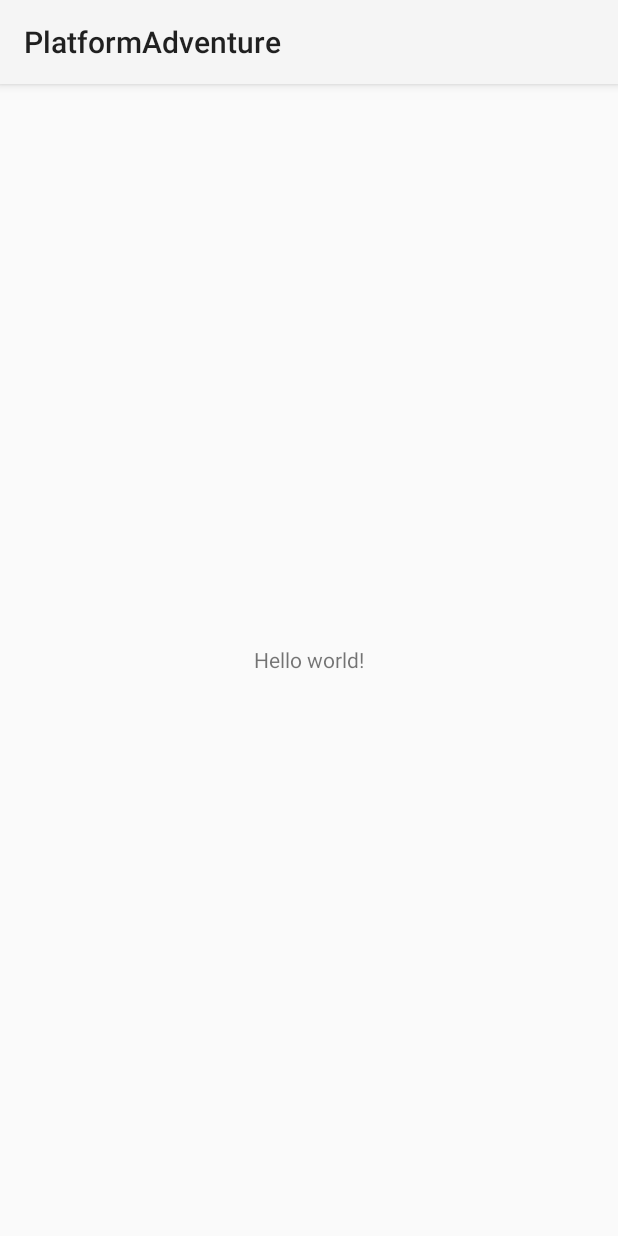
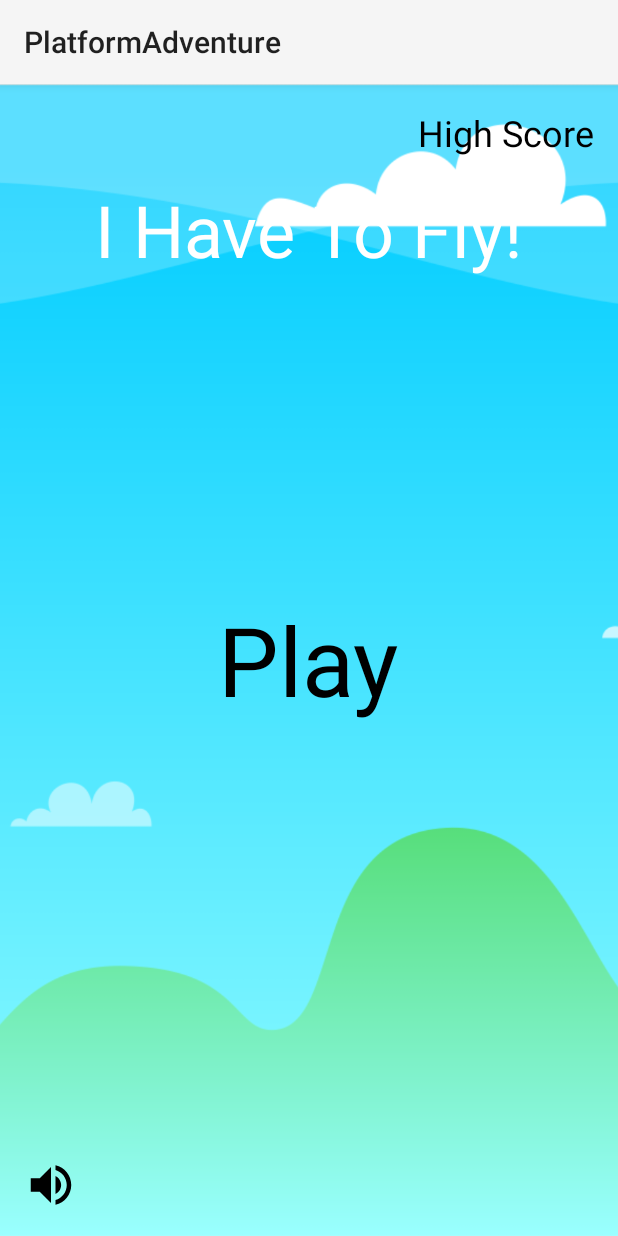
Before and after one commit to SMN947/PlatformAdventure, an Android app: the screen it shows after launch (MainActivity), on a phone screen of 412 x 824 dp. Run offline under Robolectric (Android 15) with nearby library versions, the phone set to English and light mode, and no system bars.

Commit message:
Added layout

```diff
--- a/app/src/main/res/layout/main.xml
+++ b/app/src/main/res/layout/main.xml
@@ -1,11 +1,51 @@
-<LinearLayout xmlns:android="http://schemas.android.com/apk/res/android"
-    android:layout_width="match_parent"
-    android:layout_height="match_parent"
-    android:gravity="center">
+<?xml version="1.0" encoding="utf-8"?>
+<RelativeLayout
+	xmlns:android="http://schemas.android.com/apk/res/android"
+	android:layout_width="match_parent"
+	android:layout_height="match_parent"
+	android:gravity="center">
 
-    <TextView
-        android:text="@string/hello_world"
-        android:layout_width="wrap_content"
-        android:layout_height="wrap_content" />
+	<ImageView
+		android:layout_width="match_parent"
+		android:layout_height="match_parent"
+		android:src="@drawable/background"
+		android:scaleType="centerCrop"
+		android:id="@+id/mainImageView1"/>
 
-</LinearLayout>
+	<TextView
+		android:layout_width="wrap_content"
+		android:layout_height="wrap_content"
+		android:textSize="24sp"
+		android:textColor="#000000"
+		android:text="High Score"
+		android:id="@+id/highScoreTxt"
+		android:layout_margin="16dp"
+		android:layout_alignParentRight="true"/>
+
+
+	<TextView
+		android:layout_width="wrap_content"
+		android:layout_height="wrap_content"
+		android:text="Play"
+		android:textSize="64sp"
+		android:layout_centerInParent="true"
+		android:textColor="#000000"
+		android:id="@+id/play"/>
+	<TextView
+		android:layout_width="wrap_content"
+		android:layout_height="wrap_content"
+		android:textSize="48sp"
+		android:text="I Have To Fly!"
+		android:textColor="#ffffff"
+		android:layout_centerHorizontal="true"
+		android:layout_below="@id/highScoreTxt"/>
+
+	<ImageView
+		android:layout_width="36dp"
+		android:layout_height="36dp"
+		android:layout_alignParentBottom="true"
+		android:layout_margin="16dp"
+		android:id="@+id/volumeCtrl"
+		android:src="@drawable/ic_volume_up_black_24dp"/>
+
+</RelativeLayout>
```
